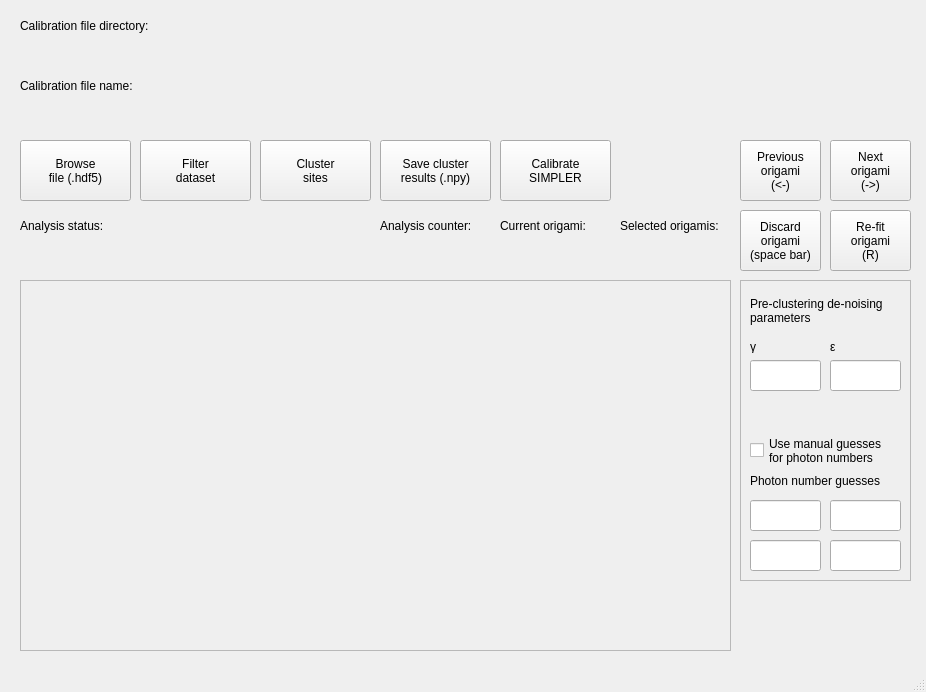
The window that src/picasimpler/UI/calibration_ui.ui (azelcer/picasimpler) describes before a commit, drawn with Qt 5.
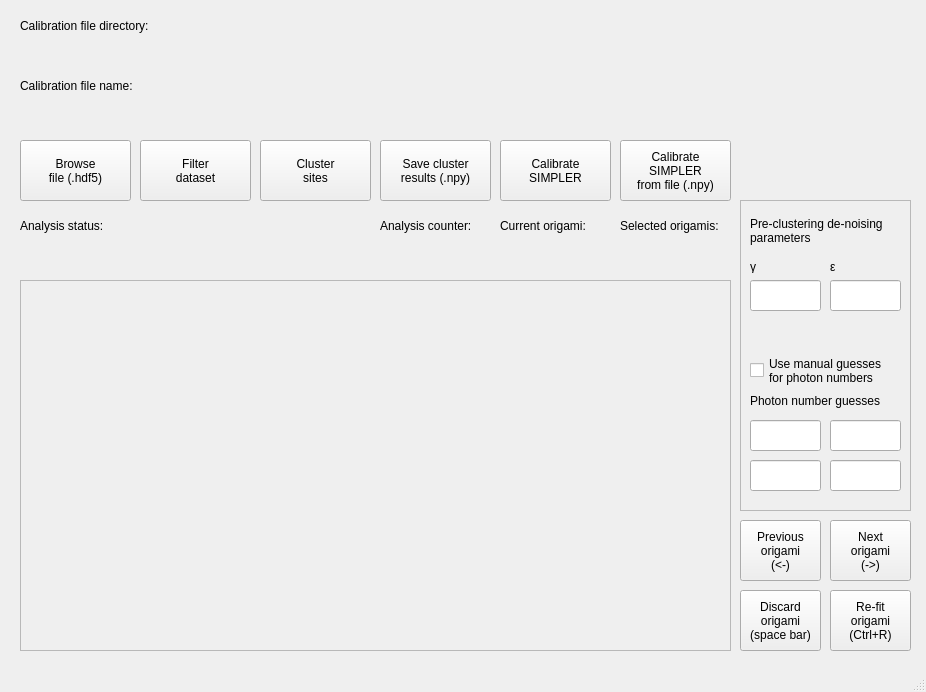
The same window after the commit. Custom widgets are drawn as their Qt base class.

Patch:
```diff
--- a/src/picasimpler/UI/calibration_ui.ui
+++ b/src/picasimpler/UI/calibration_ui.ui
@@ -68,7 +68,7 @@
     <property name="geometry">
      <rect>
       <x>740</x>
-      <y>140</y>
+      <y>520</y>
       <width>81</width>
       <height>61</height>
      </rect>
@@ -83,7 +83,7 @@
     <property name="geometry">
      <rect>
       <x>830</x>
-      <y>140</y>
+      <y>520</y>
       <width>81</width>
       <height>61</height>
      </rect>
@@ -108,7 +108,7 @@
     <property name="geometry">
      <rect>
       <x>740</x>
-      <y>210</y>
+      <y>590</y>
       <width>81</width>
       <height>61</height>
      </rect>
@@ -297,7 +297,7 @@
     <property name="geometry">
      <rect>
       <x>830</x>
-      <y>210</y>
+      <y>590</y>
       <width>81</width>
       <height>61</height>
      </rect>
@@ -305,7 +305,7 @@
     <property name="text">
      <string>Re-fit
 origami
-(R)</string>
+(Ctrl+R)</string>
     </property>
    </widget>
    <widget class="QPushButton" name="save_clust_button">
@@ -340,9 +340,9 @@
     <property name="geometry">
      <rect>
       <x>740</x>
-      <y>280</y>
+      <y>200</y>
       <width>171</width>
-      <height>301</height>
+      <height>311</height>
      </rect>
     </property>
     <property name="frameShape">
@@ -479,6 +479,21 @@
      </property>
     </widget>
    </widget>
+   <widget class="QPushButton" name="calib_fromfile_button">
+    <property name="geometry">
+     <rect>
+      <x>620</x>
+      <y>140</y>
+      <width>111</width>
+      <height>61</height>
+     </rect>
+    </property>
+    <property name="text">
+     <string>Calibrate
+SIMPLER
+from file (.npy)</string>
+    </property>
+   </widget>
    <zorder>color_frame</zorder>
    <zorder>filter_button</zorder>
    <zorder>analysis_status_label</zorder>
```
Left out of the diff: 3 changed lines with no effect on the pictures.
